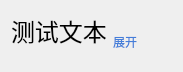
ArcherLuo233/election-s-prediction, file ui/page_elements/NavigateMenu/NavigateField/NavigateField.ui: the form before one commit.
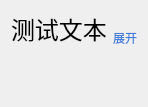
The form after the commit.

Commit message: 修复了一个错误，该错误导致导航栏显示出错

```diff
--- a/ui/page_elements/NavigateMenu/NavigateField/NavigateField.ui
+++ b/ui/page_elements/NavigateMenu/NavigateField/NavigateField.ui
@@ -6,8 +6,8 @@
    <rect>
     <x>0</x>
     <y>0</y>
-    <width>183</width>
-    <height>72</height>
+    <width>146</width>
+    <height>107</height>
    </rect>
   </property>
   <property name="sizePolicy">
@@ -69,6 +69,19 @@
      </property>
     </layout>
    </item>
+   <item>
+    <spacer name="verticalSpacer">
+     <property name="orientation">
+      <enum>Qt::Vertical</enum>
+     </property>
+     <property name="sizeHint" stdset="0">
+      <size>
+       <width>20</width>
+       <height>40</height>
+      </size>
+     </property>
+    </spacer>
+   </item>
   </layout>
  </widget>
  <resources/>
```
The commit also changes 1 other file.
